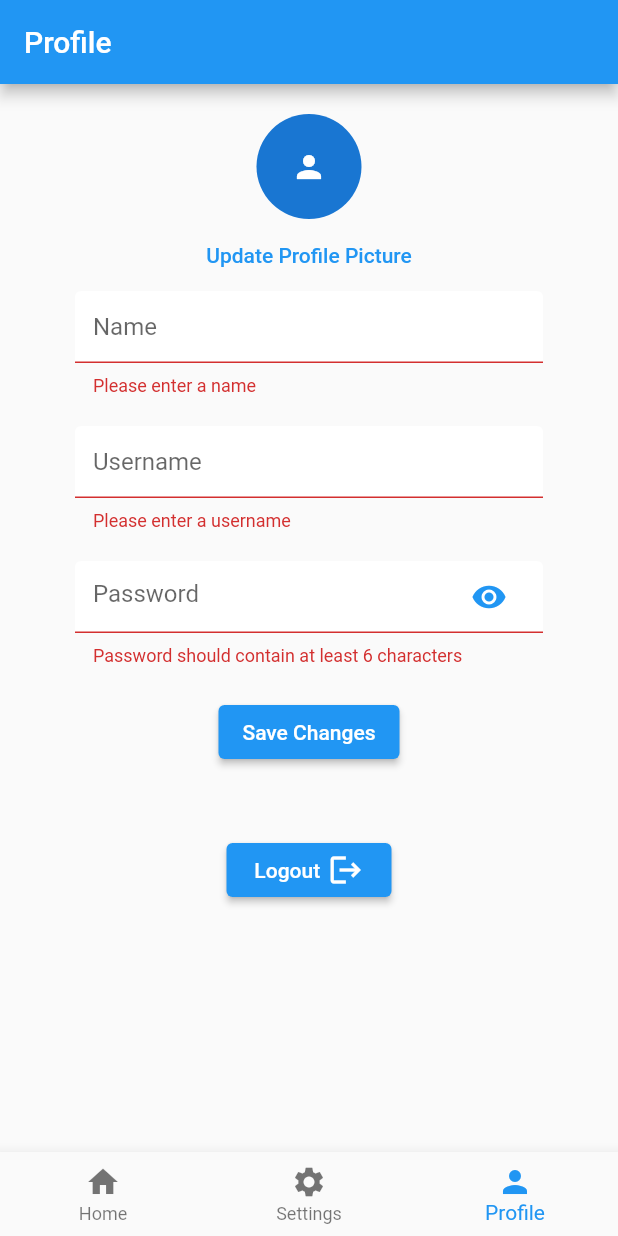
After one commit to siddwarr/Chat-App, a Flutter app: the screen it shows once a user with an empty profile is signed in, item 3 of the bottom bar chosen, after a tap on "Save Changes", on a phone screen of 412 x 824 dp. The commit adds this screen. Run offline on Flutter 3.47's test engine with Material 2 defaults, Android fonts, the light colour scheme and no system bars; our stand-ins replace cloud_firestore, firebase_auth, firebase_core, flutter_spinkit; accounts and stored records are empty.

Commit message:
Commit 2 - bottom nav bar, search bar

```diff
--- /dev/null
+++ b/lib/bottom_navigation_screens/bottom_navigation_bar.dart
@@ -0,0 +1,70 @@
+import 'package:chat_app/bottom_navigation_screens/profile_page.dart';
+import 'package:chat_app/bottom_navigation_screens/home.dart';
+import 'package:chat_app/bottom_navigation_screens/settings.dart';
+import 'package:chat_app/services/database.dart';
+import 'package:flutter/material.dart';
+import 'package:provider/provider.dart';
+import '../models/custom_user.dart';
+
+class BottomNavigation extends StatefulWidget {
+
+  @override
+  State<BottomNavigation> createState() => _BottomNavigationState();
+}
+
+class _BottomNavigationState extends State<BottomNavigation> {
+
+  int currentIndex = 0;
+
+  @override
+  Widget build(BuildContext context) {
+
+    final tabs = [Home(), Settings(), Profile()];
+
+    final userUIDData = Provider.of<UserUID?>(context);
+
+    return StreamProvider<List<CustomUser>>.value(
+      value: DatabaseService(uid: userUIDData!.uid).userChatListStream,
+      catchError: (_,__) {
+        return [];
+      },
+      initialData: const [],
+      child: StreamProvider<CustomUser?>.value(
+        value: DatabaseService(uid: userUIDData.uid).userDataStream,
+        initialData: null,
+        catchError: (_,__) {
+          return null;
+        },
+        child: Scaffold(
+          body: tabs[currentIndex],
+          bottomNavigationBar: BottomNavigationBar(
+            currentIndex: currentIndex,
+            type: BottomNavigationBarType.fixed,
+            items: const [
+              BottomNavigationBarItem(
+                icon: Icon(Icons.home),
+                label: 'Home',
+                backgroundColor: Colors.blue,
+              ),
+              BottomNavigationBarItem(
+                icon: Icon(Icons.settings),
+                label: 'Settings',
+                backgroundColor: Colors.blue,
+              ),
+              BottomNavigationBarItem(
+                icon: Icon(Icons.person),
+                label: 'Profile',
+                backgroundColor: Colors.blue,
+              ),
+            ],
+            onTap: (index) {
+              setState(() {
+                currentIndex = index;
+              });
+            },
+          ),
+        ),
+      ),
+    );
+  }
+}
--- /dev/null
+++ b/lib/bottom_navigation_screens/home.dart
@@ -0,0 +1,125 @@
+import 'package:chat_app/bottom_navigation_screens/search_tile.dart';
+import 'package:chat_app/screens/loading.dart';
+import 'package:chat_app/services/database.dart';
+import 'package:flutter/material.dart';
+import 'package:provider/provider.dart';
+import '../models/custom_user.dart';
+import 'chat_tile.dart';
+
+class Home extends StatefulWidget {
+
+  @override
+  State<Home> createState() => _HomeState();
+}
+
+class _HomeState extends State<Home> {
+  @override
+  Widget build(BuildContext context) {
+
+    final userData = Provider.of<CustomUser?>(context);
+
+    final userChatList = Provider.of<List<CustomUser>>(context);
+
+    if (userData == null) {
+      return const Loading();
+    }
+    else {
+      return StreamBuilder<List<CustomUser>?>(
+        stream: DatabaseService(uid: userData.uid).userDataListStream,
+        builder: (context, snapshot) {
+
+          final userDataList = snapshot.data;
+
+          return Scaffold(
+            appBar: AppBar(
+              title: const Text('Home'),
+              actions: [
+                IconButton(
+                  onPressed: () {
+                    showSearch(
+                      context: context,
+                      delegate: CustomSearchDelegate(userDataList: userDataList, userChatList: userChatList),
+                    );
+                  },
+                  icon: const Icon(Icons.search),
+                )
+              ],
+            ),
+            body: ListView.builder(
+              itemCount: userChatList.length,
+              itemBuilder: (context, index) {
+                return ChatTile(userData1: userData, userData2: userChatList[index]);
+              }
+            ),
+          );
+        }
+      );
+    }
+  }
+}
+
+class CustomSearchDelegate extends SearchDelegate {
+
+  List<CustomUser>? userDataList;
+
+  List<CustomUser> userChatList;
+
+  CustomSearchDelegate({this.userDataList, required this.userChatList});
+
+  @override
+  List<Widget>? buildActions(BuildContext context) {
+    return [
+      //to clear the query
+      IconButton(
+        onPressed: () {
+          query = '';
+        },
+        icon: const Icon(Icons.clear),
+      )
+    ];
+  }
+
+  @override
+  Widget? buildLeading(BuildContext context) {
+    return IconButton(
+      onPressed: () {
+        close(context, null); //close the search bar
+      },
+      icon: const Icon(Icons.arrow_back),
+    );
+  }
+
+  @override
+  Widget buildResults(BuildContext context) {
+    List<CustomUser> matchQuery = [];
+    for (CustomUser user in userDataList!) {
+      if (user.username.contains(query)) {
+        matchQuery.add(user);
+      }
+    }
+
+    return ListView.builder(
+      itemCount: matchQuery.length,
+      itemBuilder: (context, index) {
+        return SearchTile(userData: matchQuery[index], userChatList: userChatList);
+      }
+    );
+  }
+
+  @override
+  Widget buildSuggestions(BuildContext context) {
+    List<CustomUser> matchQuery = [];
+    for (CustomUser user in userDataList!) {
+      if (user.username.contains(query)) {
+        matchQuery.add(user);
+      }
+    }
+
+    return ListView.builder(
+      itemCount: matchQuery.length,
+      itemBuilder: (context, index) {
+        return SearchTile(userData: matchQuery[index], userChatList: userChatList);
+      }
+    );
+  }
+}
--- /dev/null
+++ b/lib/bottom_navigation_screens/profile_page.dart
@@ -0,0 +1,231 @@
+import 'package:chat_app/models/custom_user.dart';
+import 'package:chat_app/screens/loading.dart';
+import 'package:cloud_firestore/cloud_firestore.dart';
+import 'package:firebase_auth/firebase_auth.dart';
+import 'package:flutter/material.dart';
+import 'package:provider/provider.dart';
+import '../constants.dart';
+import '../services/auth.dart';
+import '../services/database.dart';
+
+class Profile extends StatefulWidget {
+
+  @override
+  State<Profile> createState() => _ProfileState();
+}
+
+class _ProfileState extends State<Profile> {
+
+  final AuthService _authService = AuthService();
+
+  final CollectionReference collectionReference = FirebaseFirestore.instance.collection('users_collection');
+
+  //form values
+  String currentName = '';
+  String currentPassword = '';
+  String currentUsername = '';
+  String error = '';
+  bool showPassword = false;
+  IconData passwordIcon = Icons.remove_red_eye;
+  bool loading = false;
+
+  final _formKey = GlobalKey<FormState>(); //to validate our form
+
+  Map data = {};
+
+  @override
+  Widget build(BuildContext context) {
+
+    final userData = Provider.of<CustomUser?>(context);
+
+    //username validation (checking if username currently entered by user coincides with any other username
+    Future<bool> validateUsername(String username) async {
+      final result = await collectionReference.where('username', isEqualTo: username).get();
+      return result.docs.isNotEmpty;
+    }
+
+    changePassword(String oldPassword, String newPassword) async {
+      final user = FirebaseAuth.instance.currentUser;
+      var credentials = EmailAuthProvider.credential(email: userData!.email, password: oldPassword);
+
+      await user!.reauthenticateWithCredential(credentials).then((value) {
+        return user.updatePassword(newPassword);
+      }).catchError((error) {
+        print(error.toString());
+      });
+    }
+
+    if (userData == null) {
+      return const Loading();
+    }
+    else {
+      return Scaffold(
+        appBar: AppBar(
+          title: const Text(
+              'Profile'
+          ),
+        ),
+        body: Container(
+          padding: const EdgeInsets.symmetric(vertical: 20.0, horizontal: 50.0),
+          child: Form(
+            key: _formKey, //associating _formKey with our Form widget
+            child: SingleChildScrollView(
+              physics: const NeverScrollableScrollPhysics(),
+              child: Column(
+                children: [
+                  Column(
+                    children: [
+                      const CircleAvatar(
+                        radius: 35.0,
+                        child: Icon(Icons.person),
+                      ),
+                      TextButton(
+                        onPressed: () {
+
+                        },
+                        child: const Text('Update Profile Picture'),
+                      )
+                    ],
+                  ),
+                  //Text(userData!.name),
+                  //for name
+                  TextFormField(
+                    initialValue: userData.name,
+                    decoration: textInputDecoration.copyWith(hintText: 'Name'),
+                    validator: (val) => val!.isEmpty ? 'Please enter a name' : null,
+                    onChanged: (val) => setState(() {
+                      currentName = val;
+                    }),
+                  ),
+                  const SizedBox(
+                    height: 20.0,
+                  ),
+                  //for username
+                  TextFormField(
+                    initialValue: userData.username,
+                    decoration: textInputDecoration.copyWith(hintText: 'Username'),
+                    validator: (val) => val!.isEmpty ? 'Please enter a username' : null,
+                    onChanged: (val) => setState(() {
+                      currentUsername = val;
+                    }),
+                  ),
+                  const SizedBox(
+                    height: 20.0,
+                  ),
+                  //for password
+                  TextFormField(
+                    initialValue: userData.password,
+                    decoration: textInputDecoration.copyWith(hintText: 'Password', suffixIcon: TextButton.icon(icon: Icon(passwordIcon), onPressed: () {
+                      //here, we change the state of obscureText
+                      setState(() {
+                        showPassword = !showPassword;
+                        if (passwordIcon == Icons.remove_red_eye) {
+                          passwordIcon = Icons.remove_red_eye_outlined;
+                        }
+                        else {
+                          passwordIcon = Icons.remove_red_eye;
+                        }
+                      });
+                    }, label: const Text(''))),
+                    validator: (val) => val!.length < 6 ? 'Password should contain at least 6 characters' : null, //we are validating the password by making sure it is at least 6 characters long
+                    obscureText: !showPassword,
+                    onChanged: (val) => setState(() {
+                      currentPassword = val;
+                    }),
+                  ),
+                  const SizedBox(
+                    height: 20.0,
+                  ),
+                  //save changes button
+                  ElevatedButton(
+                    onPressed: () async {
+                      //here we have to update the document corresponding to the current user's uid
+                      if (_formKey.currentState!.validate()) { //validation
+                        //if everything is valid, check for validity of the username and proceed to save changes
+
+                        bool valid = false;
+
+                        if (currentName == '') {
+                          setState(() {
+                            currentName = userData.name;
+                          });
+                        }
+                        if (currentUsername == '') {
+                          setState(() {
+                            currentUsername = userData.username;
+                          });
+                        }
+                        else {
+                          //validate the username if the user has modified it in the text-field
+                          valid = await validateUsername(currentUsername);
+                        }
+                        if (currentPassword == '') {
+                          setState(() {
+                            currentPassword = userData.password;
+                          });
+                        }
+                        else {
+                          await changePassword(userData.password, currentPassword);
+                        }
+
+                        if (!valid) {
+                          await DatabaseService(uid: userData.uid).updateUserData(userData.email, currentPassword, currentName, currentUsername);
+                          //Navigator.pop(context);
+                        }
+                        else {
+                          error = 'Username taken, please enter again';
+                        }
+                      }
+                    },
+                    child: const Text(
+                      'Save Changes',
+                    ),
+                  ),
+                  const SizedBox(
+                    height: 8.0,
+                  ),
+                  //displaying the error message
+                  Text(
+                    error,
+                    style: const TextStyle(
+                      color: Colors.red,
+                      fontSize: 14.0,
+                    ),
+                  ),
+                  const SizedBox(
+                    height: 20.0,
+                  ),
+                  //logout button
+                  SizedBox(
+                    width: 110.0,
+                    child: ElevatedButton(
+                      onPressed: () async {
+                        await _authService.signOut();
+                        //Navigator.pop(context);
+                      },
+                      child: const Row(
+                        mainAxisAlignment: MainAxisAlignment.center,
+                        children: [
+                          Text(
+                            'Logout',
+                            style: TextStyle(
+                              color: Colors.white,
+                            ),
+                          ),
+                          SizedBox(
+                            width: 5.0,
+                          ),
+                          Icon(Icons.logout),
+                        ],
+                      ),
+                    ),
+                  ),
+                ],
+              ),
+            ),
+          ),
+        ),
+      );
+    }
+  }
+}
--- /dev/null
+++ b/lib/bottom_navigation_screens/settings.dart
@@ -0,0 +1,26 @@
+import 'package:flutter/material.dart';
+import 'package:provider/provider.dart';
+
+import '../models/custom_user.dart';
+
+class Settings extends StatefulWidget {
+
+  @override
+  State<Settings> createState() => _SettingsState();
+}
+
+class _SettingsState extends State<Settings> {
+  @override
+  Widget build(BuildContext context) {
+
+    final userData = Provider.of<CustomUser?>(context);
+
+    return Scaffold(
+      appBar: AppBar(
+        title: const Text(
+          'Settings',
+        ),
+      ),
+    );
+  }
+}
--- a/lib/constants.dart
+++ b/lib/constants.dart
@@ -1,7 +1,6 @@
 import 'package:flutter/material.dart';
 
 const textInputDecoration = InputDecoration(
-  hintText: 'Email',
   filled: true,
   fillColor: Colors.white,
   enabledBorder: OutlineInputBorder( //when the text field is not focused
--- a/lib/main.dart
+++ b/lib/main.dart
@@ -1,9 +1,12 @@
-import 'package:chat_app/models/custom_user.dart';
+import 'package:chat_app/bottom_navigation_screens/home.dart';
+import 'package:chat_app/bottom_navigation_screens/profile_page.dart';
+import 'package:chat_app/bottom_navigation_screens/home.dart';
 import 'package:chat_app/services/auth.dart';
 import 'package:chat_app/wrapper.dart';
 import 'package:firebase_core/firebase_core.dart';
 import 'package:flutter/material.dart';
 import 'package:provider/provider.dart';
+import 'models/custom_user.dart';
 
 Future<void> main() async {
   WidgetsFlutterBinding.ensureInitialized();
@@ -26,8 +29,11 @@ class MyApp extends StatelessWidget {
         return null;
       },
       value: AuthService().user,
-      child: const MaterialApp(
-        home: Wrapper(),
+      child: MaterialApp(
+        initialRoute: '/',
+        routes: {
+          '/': (context) => const Wrapper(), //represents the first widget to be built when the app is first opened (when initialRoute not mentioned)
+        },
       ),
     );
   }
--- a/lib/models/custom_user.dart
+++ b/lib/models/custom_user.dart
@@ -2,8 +2,10 @@ class CustomUser {
   String uid;
   String name;
   String username;
+  String email;
+  String password;
 
-  CustomUser({required this.uid, required this.name, required this.username});
+  CustomUser({required this.uid, required this.name, required this.username, required this.email, required this.password});
 }
 
 class UserUID {
--- a/lib/screens/loading.dart
+++ b/lib/screens/loading.dart
@@ -7,10 +7,10 @@ class Loading extends StatelessWidget {
   @override
   Widget build(BuildContext context) {
     return Container(
-      color: Colors.brown[100],
-      child: Center(
+      color: Colors.white,
+      child: const Center(
         child: SpinKitCircle(
-          color: Colors.brown[800],
+          color: Colors.blue,
           size: 50.0,
         ),
       ),
--- a/lib/services/database.dart
+++ b/lib/services/database.dart
@@ -1,4 +1,3 @@
-import 'package:flutter/material.dart';
 import 'package:cloud_firestore/cloud_firestore.dart';
 import 'package:chat_app/models/custom_user.dart';
 
@@ -6,16 +5,40 @@ class DatabaseService {
   final String uid;
   DatabaseService({required this.uid});
 
-  //collection reference
-  final CollectionReference collectionReference = FirebaseFirestore.instance.collection('users_collection'); //brew - name of collection
+  //collection reference - for storing basic user details
+  final CollectionReference collectionReference = FirebaseFirestore.instance.collection('users_collection');
 
-  //we need to call this function everytime a new user signs up to link their data to their unique id (uid)
-  Future updateUserData(String name, String username) async {
+  // collection reference - for storing basic user details
+  final CollectionReference collectionReference1 = FirebaseFirestore.instance.collection('chat_list_collection');
+
+  Future updateUserData(String email, String password, String name, String username) async {
 
     //updating the fields name, sugars and strength in the document corresponding to the user's unique id under the collection 'brew'
     return await collectionReference.doc(uid).set({
+      'uid': uid,
+      'email': email,
+      'password': password,
       'name': name,
       'username': username,
+    });
+  }
+
+  Future createChatList(List<CustomUser> chatList) async {
+    return await collectionReference1.doc(uid).set({
+      'list': chatList,
+    });
+  }
+
+  Future addUserToChatList(List<CustomUser> chatList, CustomUser newUser) async {
+    chatList.add(newUser);
+    return await collectionReference1.doc(uid).set({
+      'list': chatList,
+    });
+  }
+
+  Future deleteUserFromChatList(List<CustomUser> chatList, CustomUser newUser) async {
+    return await collectionReference1.doc(uid).set({
+      'list': chatList.remove(newUser),
     });
   }
 
@@ -25,6 +48,8 @@ class DatabaseService {
       uid: uid,
       name: snapshot.get('name'),
       username: snapshot.get('username'),
+      email: snapshot.get('email'),
+      password: snapshot.get('password'),
     );
   }
 
@@ -34,4 +59,32 @@ class DatabaseService {
     return collectionReference.doc(uid).snapshots()
         .map(_userDataFromSnapshot);
   }
+
+  //map the QuerySnapshot object to a list of instances of 'Brew' class
+  List<CustomUser>? _userDataListFromSnapshot(QuerySnapshot snapshot) {
+    return snapshot.docs.map((doc) {
+      return CustomUser(
+        name: doc.get('name') ?? '',
+        username: doc.get('username') ?? '',
+        email: doc.get('email') ?? '',
+        password: doc.get('password') ?? '',
+        uid: doc.get('uid') ?? '',
+      );
+    }).toList();
+  }
+
+  //get user data list stream
+  Stream<List<CustomUser>?> get userDataListStream {
+    return collectionReference.snapshots()
+        .map(_userDataListFromSnapshot);
+  }
+
+  List<CustomUser> _userChatListFromSnapshot(DocumentSnapshot snapshot) {
+    return snapshot.get('list');
+  }
+
+  Stream<List<CustomUser>> get userChatListStream {
+    return collectionReference1.doc(uid).snapshots()
+        .map(_userChatListFromSnapshot);
+  }
 }
--- a/lib/wrapper.dart
+++ b/lib/wrapper.dart
@@ -1,4 +1,5 @@
-import 'package:chat_app/screens/home.dart';
+import 'package:chat_app/bottom_navigation_screens/bottom_navigation_bar.dart';
+import 'package:chat_app/bottom_navigation_screens/home.dart';
 import 'package:flutter/material.dart';
 import 'package:provider/provider.dart';
 import 'authenticate.dart';
@@ -22,7 +23,7 @@ class _WrapperState extends State<Wrapper> {
       return const Authenticate();
     }
     else {
-      return const Home();
+      return BottomNavigation();
     }
   }
 }
```
Also changed, not shown: lib/bottom_navigation_screens/chat_tile.dart (added, +30 -0 lines), lib/bottom_navigation_screens/search_tile.dart (added, +34 -0 lines), lib/screens/home.dart (deleted, +0 -51 lines), lib/screens/register.dart (+18 -5 lines), lib/screens/sign_in.dart (+17 -4 lines), lib/services/auth.dart (+4 -17 lines), 1 other file.
